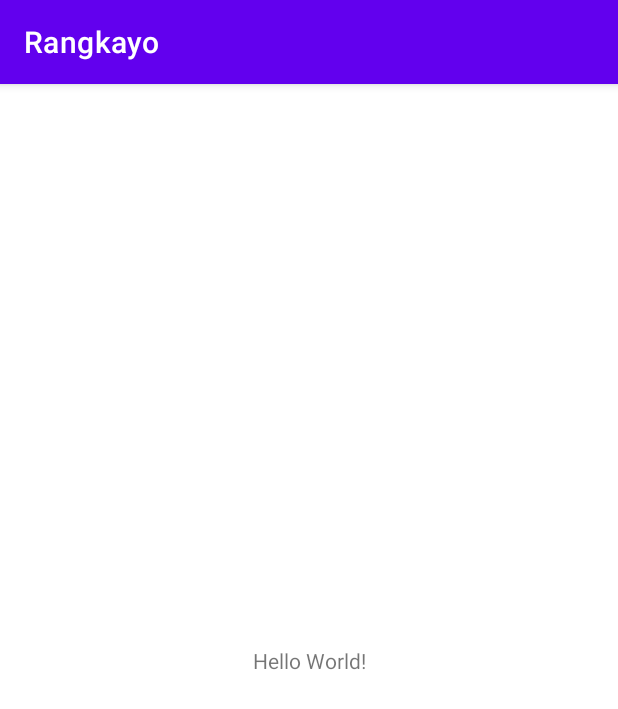
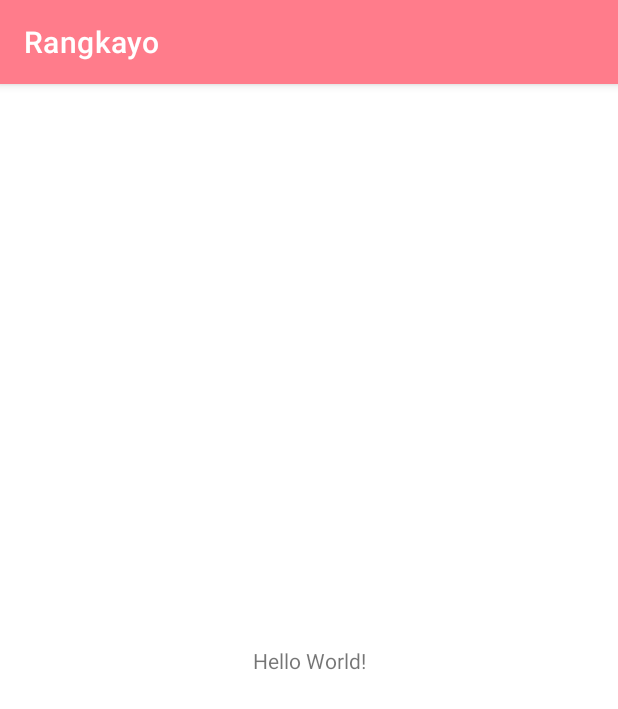
Before and after one commit to pvannyamelia/bangkit_2021_capstone_Rangkayo, an Android app: the screen it shows after launch (MainActivity), on a phone screen of 412 x 824 dp. Shown: the top 709 px of the screen. Run offline under Robolectric (Android 15) with nearby library versions, the light colour scheme and no system bars.

Commit message:
Splash Screen with anim

```diff
--- a/app/build.gradle
+++ b/app/build.gradle
@@ -9,7 +9,7 @@ android {
 
     defaultConfig {
         applicationId "com.capstone.rangkayo"
-        minSdkVersion 16
+        minSdkVersion 21
         targetSdkVersion 30
         versionCode 1
         versionName "1.0"
@@ -30,6 +30,9 @@ android {
     kotlinOptions {
         jvmTarget = '1.8'
     }
+    buildFeatures {
+        viewBinding true
+    }
 }
 
 dependencies {
--- a/app/src/main/java/com/capstone/rangkayo/MainActivity.kt
+++ b/app/src/main/java/com/capstone/rangkayo/MainActivity.kt
@@ -9,8 +9,5 @@ class MainActivity : AppCompatActivity() {
         super.onCreate(savedInstanceState)
         setContentView(R.layout.activity_main)
 
-        val int = 0
-
-
     }
 }
--- /dev/null
+++ b/app/src/main/java/com/capstone/rangkayo/SplashScreen.kt
@@ -0,0 +1,38 @@
+package com.capstone.rangkayo
+
+import android.content.Intent
+import android.os.Bundle
+import android.os.Handler
+import android.view.animation.AnimationUtils
+import androidx.appcompat.app.AppCompatActivity
+import com.capstone.rangkayo.databinding.ActivitySplashScreenBinding
+
+class SplashScreen : AppCompatActivity() {
+
+    companion object {
+        const val INTERVAL = 2000
+    }
+
+    private lateinit var binding: ActivitySplashScreenBinding
+
+    override fun onCreate(savedInstanceState: Bundle?) {
+        super.onCreate(savedInstanceState)
+
+        binding = ActivitySplashScreenBinding.inflate(layoutInflater)
+        setContentView(binding.root)
+
+        supportActionBar?.setDisplayHomeAsUpEnabled(true)
+
+        val anim = AnimationUtils.loadAnimation(applicationContext, R.anim.fade_in)
+        val animScale = AnimationUtils.loadAnimation(applicationContext, R.anim.scale)
+        binding.image.startAnimation(anim)
+        binding.image.startAnimation(animScale)
+
+
+        Handler(mainLooper).postDelayed({
+            startActivity(Intent(this@SplashScreen, MainActivity::class.java))
+            finish()
+        }, INTERVAL.toLong())
+    }
+
+}
--- /dev/null
+++ b/app/src/main/res/anim/fade_in.xml
@@ -0,0 +1,8 @@
+<?xml version="1.0" encoding="utf-8"?>
+<set xmlns:android="http://schemas.android.com/apk/res/android">
+    <alpha
+        android:duration="2000"
+        android:fromAlpha="0.1"
+        android:toAlpha="1.0">
+    </alpha>
+</set>
--- /dev/null
+++ b/app/src/main/res/anim/scale.xml
@@ -0,0 +1,9 @@
+<?xml version="1.0" encoding="utf-8"?>
+<set xmlns:android="http://schemas.android.com/apk/res/android"
+    android:interpolator="@android:anim/accelerate_decelerate_interpolator">
+    <scale  android:fromYScale="0.5" android:fromXScale="0.5"
+        android:toXScale="1.0" android:toYScale="1.0"
+        android:duration="700" android:fillBefore="false" />
+    <translate android:fromXDelta="0" android:fromYDelta="100"
+        android:duration="700" />
+</set>
--- a/app/src/main/res/values-night/themes.xml
+++ b/app/src/main/res/values-night/themes.xml
@@ -2,8 +2,8 @@
     <!-- Base application theme. -->
     <style name="Theme.Rangkayo" parent="Theme.MaterialComponents.DayNight.DarkActionBar">
         <!-- Primary brand color. -->
-        <item name="colorPrimary">@color/purple_200</item>
-        <item name="colorPrimaryVariant">@color/purple_700</item>
+        <item name="colorPrimary">@color/pink_500</item>
+        <item name="colorPrimaryVariant">@color/pink_700</item>
         <item name="colorOnPrimary">@color/black</item>
         <!-- Secondary brand color. -->
         <item name="colorSecondary">@color/teal_200</item>
@@ -13,4 +13,6 @@
         <item name="android:statusBarColor" tools:targetApi="l">?attr/colorPrimaryVariant</item>
         <!-- Customize your theme here. -->
     </style>
+
+
 </resources>
--- /dev/null
+++ b/app/src/main/res/values/attrs.xml
@@ -0,0 +1,6 @@
+<resources>
+    <declare-styleable name="FullscreenAttrs">
+        <attr name="fullscreenBackgroundColor" format="color" />
+        <attr name="fullscreenTextColor" format="color" />
+    </declare-styleable>
+</resources>
--- a/app/src/main/res/values/colors.xml
+++ b/app/src/main/res/values/colors.xml
@@ -1,10 +1,14 @@
 <?xml version="1.0" encoding="utf-8"?>
 <resources>
-    <color name="purple_200">#FFBB86FC</color>
-    <color name="purple_500">#FF6200EE</color>
-    <color name="purple_700">#FF3700B3</color>
-    <color name="teal_200">#FF03DAC5</color>
-    <color name="teal_700">#FF018786</color>
+    <color name="pink_500">#ff7c8b</color>
+    <color name="pink_700">#c84b5e</color>
+    <color name="teal_200">#0da8d6</color>
+    <color name="teal_700">#0079a4</color>
     <color name="black">#FF000000</color>
     <color name="white">#FFFFFFFF</color>
+    <color name="light_blue_600">#FF039BE5</color>
+    <color name="light_blue_900">#FF01579B</color>
+    <color name="light_blue_A200">#FF40C4FF</color>
+    <color name="light_blue_A400">#FF00B0FF</color>
+    <color name="black_overlay">#66000000</color>
 </resources>
--- a/app/src/main/res/values/strings.xml
+++ b/app/src/main/res/values/strings.xml
@@ -1,3 +1,5 @@
 <resources>
     <string name="app_name">Rangkayo</string>
+    <string name="dummy_button">Dummy Button</string>
+    <string name="dummy_content">DUMMY\nCONTENT</string>
 </resources>
--- a/app/src/main/res/values/themes.xml
+++ b/app/src/main/res/values/themes.xml
@@ -2,8 +2,8 @@
     <!-- Base application theme. -->
     <style name="Theme.Rangkayo" parent="Theme.MaterialComponents.DayNight.DarkActionBar">
         <!-- Primary brand color. -->
-        <item name="colorPrimary">@color/purple_500</item>
-        <item name="colorPrimaryVariant">@color/purple_700</item>
+        <item name="colorPrimary">@color/pink_500</item>
+        <item name="colorPrimaryVariant">@color/pink_700</item>
         <item name="colorOnPrimary">@color/white</item>
         <!-- Secondary brand color. -->
         <item name="colorSecondary">@color/teal_200</item>
@@ -13,4 +13,12 @@
         <item name="android:statusBarColor" tools:targetApi="l">?attr/colorPrimaryVariant</item>
         <!-- Customize your theme here. -->
     </style>
+
+    <style name="Theme.Rangkayo.Fullscreen" parent="Theme.Rangkayo">
+        <item name="android:windowFullscreen">true</item>
+        <item name="windowNoTitle">true</item>
+        <item name="android:windowActionBarOverlay">true</item>
+    </style>
+
+
 </resources>
--- a/build.gradle
+++ b/build.gradle
@@ -18,7 +18,6 @@ allprojects {
     repositories {
         google()
         mavenCentral()
-        jcenter() // Warning: this repository is going to shut down soon
     }
 }
 
```
Also changed, not shown: app/src/main/AndroidManifest.xml (+6 -1 lines), app/src/main/res/drawable/bg_gradient.xml (added, +8 -0 lines), app/src/main/res/drawable/ic_logo.xml (added, +4 -0 lines), app/src/main/res/layout/activity_splash_screen.xml (added, +21 -0 lines), app/src/main/res/values/styles.xml (added, +11 -0 lines).
